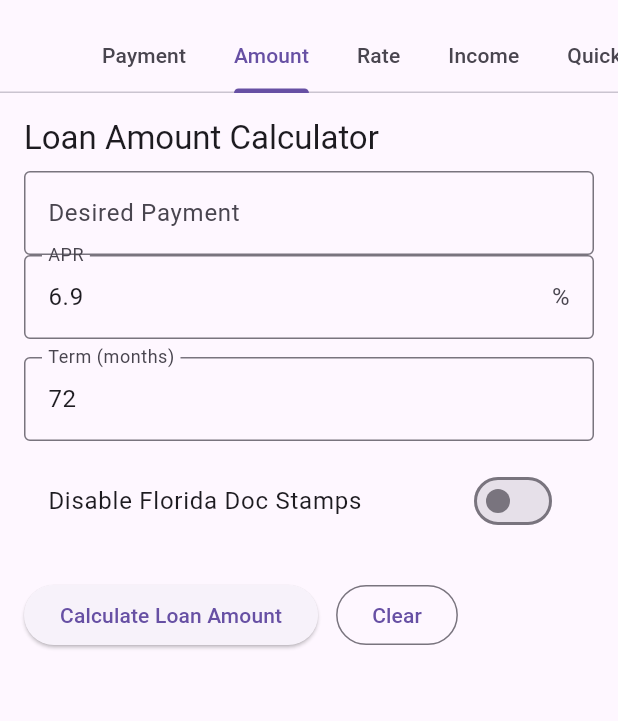
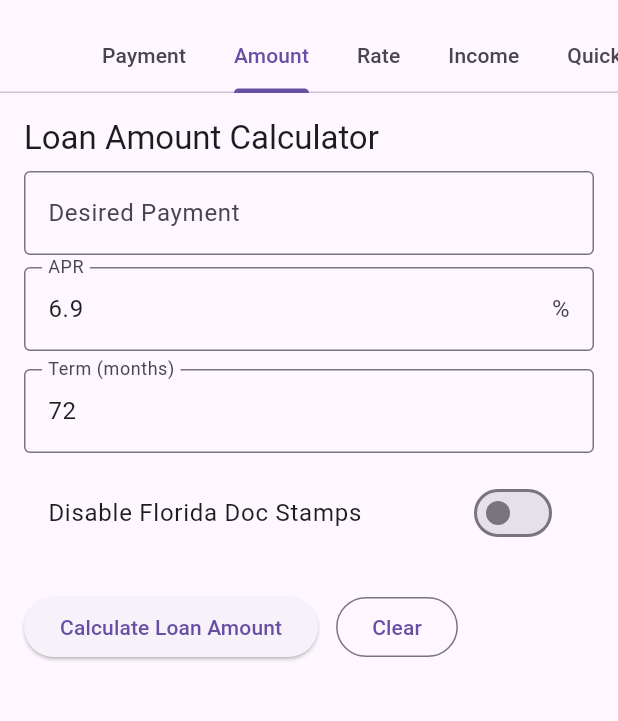
Before and after one commit to seanzmc/stingcalc_flutter, a Flutter app: the screen it shows after launch, tab 2 chosen, on a phone screen of 412 x 824 dp, the part 63-784 px from its top. Run offline on Flutter 3.47's test engine with Material 3 defaults, Android fonts, the light colour scheme and no system bars.

Commit message:
fixed padding in amount calc.

```diff
--- a/lib/amount_calculator_screen.dart
+++ b/lib/amount_calculator_screen.dart
@@ -137,6 +137,7 @@ class _AmountCalculatorScreenState extends State<AmountCalculatorScreen> {
                 FocusScope.of(context).requestFocus(_rateFocusNode);
               },
             ),
+            const SizedBox(height: 8),
             TextFormField(
               controller: _rateController,
               focusNode: _rateFocusNode,
@@ -157,7 +158,7 @@ class _AmountCalculatorScreenState extends State<AmountCalculatorScreen> {
               focusNode: _termFocusNode,
               decoration: const InputDecoration(labelText: 'Term (months)'),
               keyboardType: TextInputType.number,
-              textInputAction: TextInputAction.done,
+      textInputAction: TextInputAction.done,
               validator: (value) {
                 final basic = _requiredNumberValidator(value);
                 if (basic != null) return basic;
```
Also changed, not shown: pubspec.lock, 1 other file.
